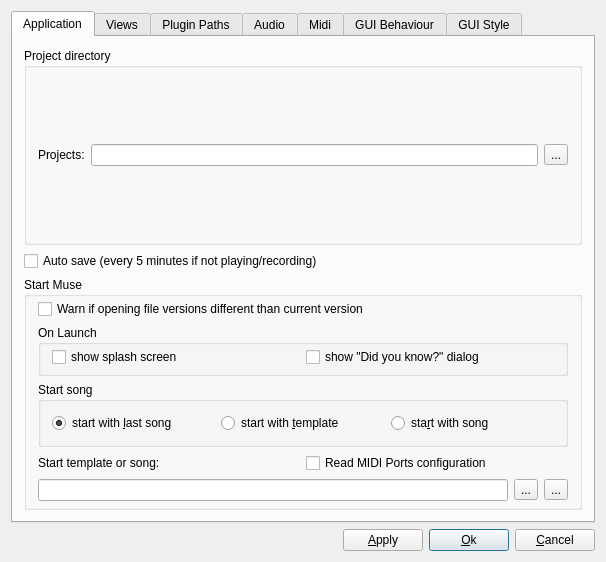
First picture: the form in muse3/muse/components/gensetbase.ui, repository emrum/muse, before the edit.
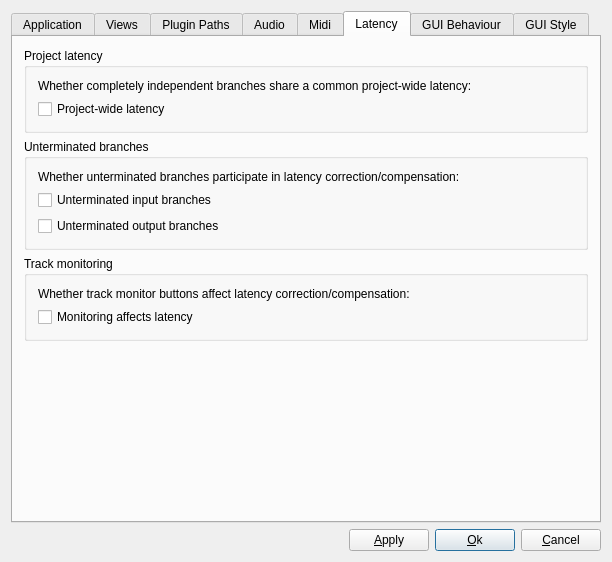
Second picture: the form after the edit. The open tabs and pages were chosen to show the change.

```diff
--- a/muse3/muse/components/gensetbase.ui
+++ b/muse3/muse/components/gensetbase.ui
@@ -6,7 +6,7 @@
    <rect>
     <x>0</x>
     <y>0</y>
-    <width>606</width>
+    <width>612</width>
     <height>562</height>
    </rect>
   </property>
@@ -1705,6 +1705,111 @@
        </item>
       </layout>
      </widget>
+     <widget class="QWidget" name="latencyTab">
+      <attribute name="title">
+       <string>Latency</string>
+      </attribute>
+      <layout class="QVBoxLayout" name="verticalLayout_20">
+       <item>
+        <widget class="QGroupBox" name="groupBox_7">
+         <property name="title">
+          <string>Project latency</string>
+         </property>
+         <layout class="QVBoxLayout" name="verticalLayout_17">
+          <item>
+           <widget class="QLabel" name="label_20">
+            <property name="text">
+             <string>Whether completely independent branches share a common project-wide latency:</string>
+            </property>
+            <property name="wordWrap">
+             <bool>true</bool>
+            </property>
+           </widget>
+          </item>
+          <item>
+           <widget class="QCheckBox" name="latencyProjectCommonButton">
+            <property name="text">
+             <string>Project-wide latency</string>
+            </property>
+           </widget>
+          </item>
+         </layout>
+        </widget>
+       </item>
+       <item>
+        <widget class="QGroupBox" name="groupBox_8">
+         <property name="title">
+          <string>Unterminated branches</string>
+         </property>
+         <layout class="QVBoxLayout" name="verticalLayout_18">
+          <item>
+           <widget class="QLabel" name="label_21">
+            <property name="text">
+             <string>Whether unterminated branches participate in latency correction/compensation:</string>
+            </property>
+            <property name="wordWrap">
+             <bool>true</bool>
+            </property>
+           </widget>
+          </item>
+          <item>
+           <widget class="QCheckBox" name="latencyInBranchUntermButton">
+            <property name="text">
+             <string>Unterminated input branches</string>
+            </property>
+           </widget>
+          </item>
+          <item>
+           <widget class="QCheckBox" name="latencyOutBranchUntermButton">
+            <property name="text">
+             <string>Unterminated output branches</string>
+            </property>
+           </widget>
+          </item>
+         </layout>
+        </widget>
+       </item>
+       <item>
+        <widget class="QGroupBox" name="groupBox_9">
+         <property name="title">
+          <string>Track monitoring</string>
+         </property>
+         <layout class="QVBoxLayout" name="verticalLayout_19">
+          <item>
+           <widget class="QLabel" name="label_22">
+            <property name="text">
+             <string>Whether track monitor buttons affect latency correction/compensation:</string>
+            </property>
+            <property name="wordWrap">
+             <bool>true</bool>
+            </property>
+           </widget>
+          </item>
+          <item>
+           <widget class="QCheckBox" name="latencyMonitorAffectingButton">
+            <property name="text">
+             <string>Monitoring affects latency</string>
+            </property>
+           </widget>
+          </item>
+         </layout>
+        </widget>
+       </item>
+       <item>
+        <spacer name="verticalSpacer_6">
+         <property name="orientation">
+          <enum>Qt::Vertical</enum>
+         </property>
+         <property name="sizeHint" stdset="0">
+          <size>
+           <width>20</width>
+           <height>40</height>
+          </size>
+         </property>
+        </spacer>
+       </item>
+      </layout>
+     </widget>
      <widget class="QWidget" name="tab3">
       <attribute name="title">
        <string>GUI Behaviour</string>
```
Left out of the diff: 6 changed lines with no effect on the pictures.
